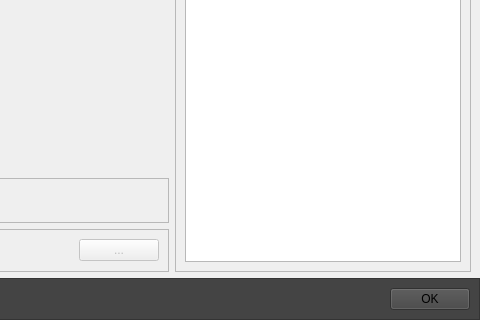
The window that src/OrbitQt/ProfilingTargetDialog.ui (google/orbit) describes before a commit, drawn with Qt 5; both pictures show x 809 to 1289 and y 401 to 721 of the 1289 by 721 pixel window.
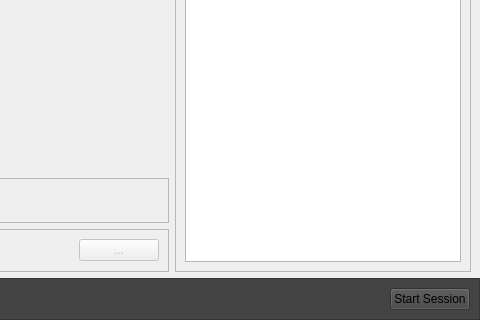
The same window after the commit. Icons and pictures are not drawn. Custom widgets are drawn as their Qt base class.

Commit message:
Changed wording to "Start Session"
This changes the wording of the confirm button in the
ProfilingTargetDialog from "Confirm Process" and "Load Capture" to
"Start Session".
It also removes the tooltip when the buttion is enabled.

The edit to the form file:
```diff
--- a/src/OrbitQt/ProfilingTargetDialog.ui
+++ b/src/OrbitQt/ProfilingTargetDialog.ui
@@ -342,7 +342,7 @@
            <string>StartOrbit</string>
           </property>
           <property name="text">
-           <string>OK</string>
+           <string>Start Session</string>
           </property>
          </widget>
         </item>
```
Left out of the diff: 2 changed lines with no effect on the pictures. The commit also changes 1 other file.
